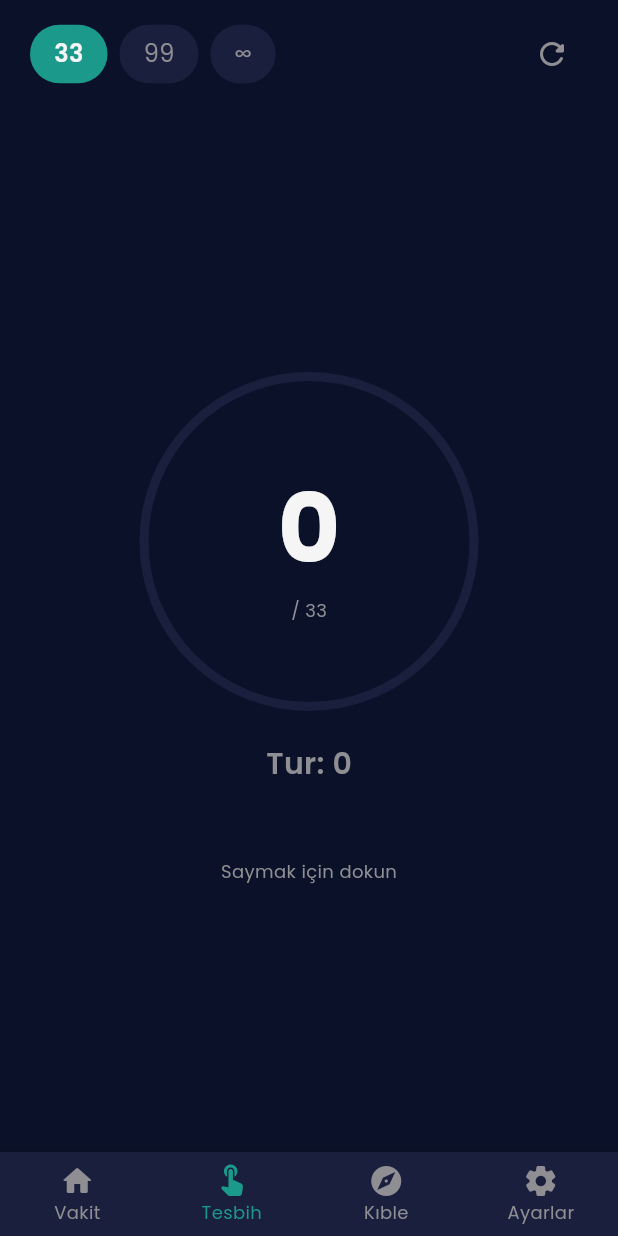
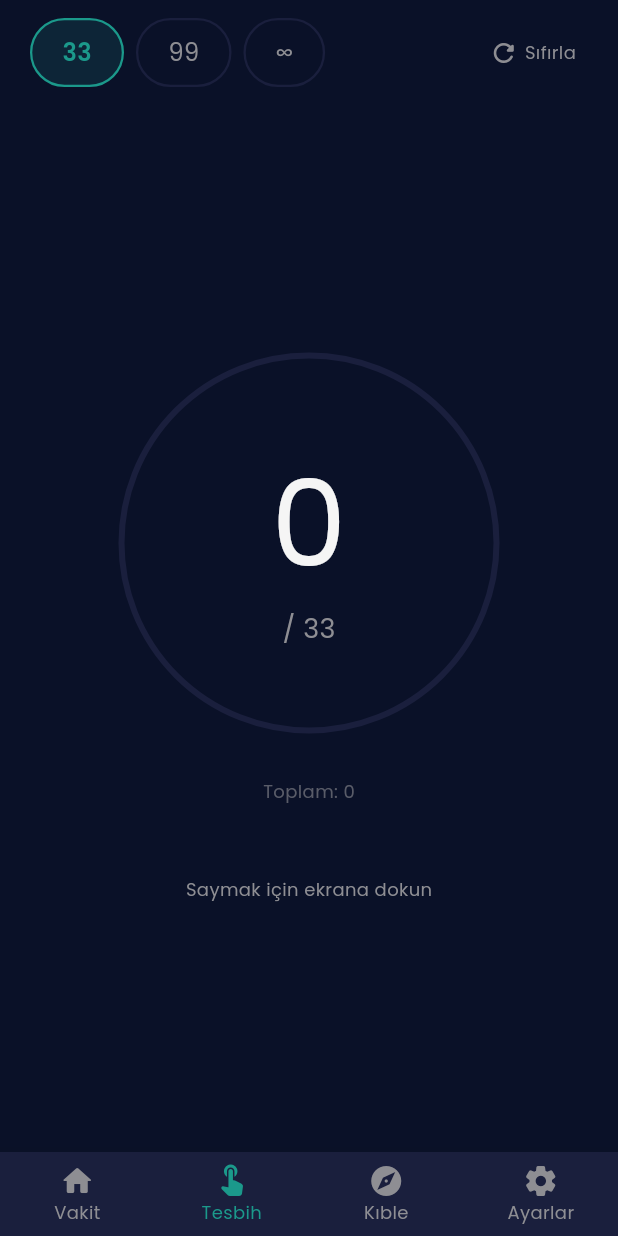
Before and after one commit to fatihsoyaltun/vakt, a Flutter app: the _MainShell screen opened directly, item 2 of the bottom bar chosen, on a phone screen of 412 x 824 dp. Run offline on Flutter 3.47's test engine with Material 3 defaults, Android fonts, the phone set to English and light mode, and no system bars; our stand-ins replace adhan, flutter_compass, flutter_local_notifications, flutter_riverpod, geocoding, geolocator and 4 more; missing offline and left inert: flutter_qiblah, workmanager; accounts and stored records are empty; statements that could not run were skipped.

Commit message:
feat: Phase 10 - Sakin Tasbih and Qibla Compass integrated

```diff
--- a/lib/features/tasbih/screens/tasbih_screen.dart
+++ b/lib/features/tasbih/screens/tasbih_screen.dart
@@ -19,6 +19,7 @@ class _TasbihScreenState extends ConsumerState<TasbihScreen> {
   int _count = 0;
   int _loop = 0;
   int _target = 33;
+  int _lifetimeCount = 0;
 
   @override
   void initState() {
@@ -26,21 +27,36 @@ class _TasbihScreenState extends ConsumerState<TasbihScreen> {
     _count = _storage.getSetting<int>('tasbih_count') ?? 0;
     _loop = _storage.getSetting<int>('tasbih_loop') ?? 0;
     _target = _storage.getSetting<int>('tasbih_target') ?? 33;
+    _lifetimeCount = _storage.getSetting<int>('tasbih_lifetime_count') ?? 0;
+  }
+
+  void _triggerMilestoneHaptic() async {
+    HapticFeedback.heavyImpact();
+    await Future.delayed(const Duration(milliseconds: 150));
+    HapticFeedback.heavyImpact();
   }
 
   void _increment() {
-    HapticFeedback.lightImpact();
     setState(() {
-      _count++;
       if (_count >= _target) {
         _count = 0;
         _loop++;
+      }
+
+      _count++;
+      _lifetimeCount++;
+
+      if (_count == 33 || _count == 66 || _count == 99 || (_count % 100 == 0)) {
+        _triggerMilestoneHaptic();
+      } else {
+        HapticFeedback.lightImpact();
       }
     });
     _persist();
   }
 
   void _reset() {
+    HapticFeedback.vibrate();
     setState(() {
       _count = 0;
       _loop = 0;
@@ -49,6 +65,7 @@ class _TasbihScreenState extends ConsumerState<TasbihScreen> {
   }
 
   void _setTarget(int target) {
+    HapticFeedback.selectionClick();
     setState(() {
       _target = target;
       _count = 0;
@@ -61,39 +78,13 @@ class _TasbihScreenState extends ConsumerState<TasbihScreen> {
     _storage.saveSetting('tasbih_count', _count);
     _storage.saveSetting('tasbih_loop', _loop);
     _storage.saveSetting('tasbih_target', _target);
-  }
-
-  Future<void> _confirmReset() async {
-    final confirmed = await showDialog<bool>(
-      context: context,
-      builder: (ctx) => AlertDialog(
-        backgroundColor: AppColors.card(ctx),
-        title: Text('Sıfırla', style: AppTextStyles.titleOf(ctx)),
-        content: Text(
-          'Sayacı sıfırlamak istediğinize emin misiniz?',
-          style: AppTextStyles.bodyOf(ctx),
-        ),
-        actions: [
-          TextButton(
-            onPressed: () => Navigator.pop(ctx, false),
-            child: Text('İptal',
-                style: TextStyle(color: AppColors.textSecondary)),
-          ),
-          TextButton(
-            onPressed: () => Navigator.pop(ctx, true),
-            child:
-                Text('Sıfırla', style: TextStyle(color: AppColors.emerald)),
-          ),
-        ],
-      ),
-    );
-    if (confirmed == true) _reset();
+    _storage.saveSetting('tasbih_lifetime_count', _lifetimeCount);
   }
 
   @override
   Widget build(BuildContext context) {
-    final progress = _target > 0 ? _count / _target : 0.0;
-    final isComplete = _count == 0 && _loop > 0;
+    final progress = _target > 0 ? (_count / _target).clamp(0.0, 1.0) : 0.0;
+    final isComplete = _count == _target;
 
     return SafeArea(
       child: Column(
@@ -117,14 +108,31 @@ class _TasbihScreenState extends ConsumerState<TasbihScreen> {
                 const SizedBox(width: 8),
                 _TargetChip(
                   label: '∞',
-                  selected: _target != 33 && _target != 99,
+                  selected: _target >= 999999,
                   onTap: () => _setTarget(999999),
                 ),
                 const Spacer(),
-                IconButton(
-                  onPressed: _confirmReset,
-                  icon: const Icon(Icons.refresh_rounded,
-                      color: AppColors.textSecondary),
+                Tooltip(
+                  message: "Sıfırlamak için basılı tutun",
+                  child: InkWell(
+                    onLongPress: _reset,
+                    borderRadius: BorderRadius.circular(20),
+                    child: Padding(
+                      padding: const EdgeInsets.all(8.0),
+                      child: Row(
+                        children: [
+                          Icon(Icons.refresh_rounded, size: 20, color: AppColors.textSecondary),
+                          const SizedBox(width: 4),
+                          Text(
+                            'Sıfırla',
+                            style: AppTextStyles.captionOf(context).copyWith(
+                              color: AppColors.textSecondary,
+                            ),
+                          ),
+                        ],
+                      ),
+                    ),
+                  ),
                 ),
               ],
             ),
@@ -141,24 +149,28 @@ class _TasbihScreenState extends ConsumerState<TasbihScreen> {
                   children: [
                     // Progress ring + count
                     SizedBox(
-                      width: 220,
-                      height: 220,
+                      width: 250,
+                      height: 250,
                       child: Stack(
                         alignment: Alignment.center,
                         children: [
                           SizedBox(
-                            width: 220,
-                            height: 220,
-                            child: CircularProgressIndicator(
-                              value: progress,
-                              strokeWidth: 6,
-                              backgroundColor:
-                                  AppColors.card(context),
-                              valueColor: AlwaysStoppedAnimation<Color>(
-                                isComplete
-                                    ? AppColors.gold
-                                    : AppColors.emerald,
-                              ),
+                            width: 250,
+                            height: 250,
+                            child: TweenAnimationBuilder<double>(
+                              tween: Tween<double>(begin: 0, end: progress),
+                              duration: const Duration(milliseconds: 200),
+                              curve: Curves.easeOut,
+                              builder: (context, value, _) {
+                                return CircularProgressIndicator(
+                                  value: value,
+                                  strokeWidth: 4,
+                                  backgroundColor: AppColors.card(context),
+                                  valueColor: AlwaysStoppedAnimation<Color>(
+                                    isComplete ? AppColors.gold : AppColors.emerald,
+                                  ),
+                                );
+                              },
                             ),
                           ),
                           Column(
@@ -166,16 +178,20 @@ class _TasbihScreenState extends ConsumerState<TasbihScreen> {
                             children: [
                               Text(
                                 '$_count',
-                                style: TextStyle(fontFamily: 'Poppins',
-                                  fontSize: 64,
-                                  fontWeight: FontWeight.bold,
-                                  color: AppColors.text(context),
+                                style: const TextStyle(
+                                  fontFamily: 'Poppins',
+                                  fontSize: 80,
+                                  fontWeight: FontWeight.w300,
+                                  letterSpacing: -2,
                                 ),
                               ),
                               if (_target < 999999)
                                 Text(
                                   '/ $_target',
-                                  style: AppTextStyles.captionOf(context),
+                                  style: AppTextStyles.bodyOf(context).copyWith(
+                                    color: AppColors.textSecondary,
+                                    fontSize: 18,
+                                  ),
                                 ),
                             ],
                           ),
@@ -183,15 +199,24 @@ class _TasbihScreenState extends ConsumerState<TasbihScreen> {
                       ),
                     ),
 
-                    const SizedBox(height: 24),
+                    const SizedBox(height: 32),
 
                     // Loop counter
+                    if (_loop > 0) ...[
+                      Text(
+                        'Tur: $_loop',
+                        style: AppTextStyles.titleOf(context).copyWith(
+                          color: AppColors.gold,
+                          fontWeight: FontWeight.w500,
+                        ),
+                      ),
+                      const SizedBox(height: 16),
+                    ],
+
                     Text(
-                      'Tur: $_loop',
-                      style: AppTextStyles.titleOf(context).copyWith(
-                        color: _loop > 0
-                            ? AppColors.gold
-                            : AppColors.textSecondary,
+                      'Toplam: $_lifetimeCount',
+                      style: AppTextStyles.captionOf(context).copyWith(
+                        color: AppColors.textSecondary.withAlpha((0.6 * 255).round()),
                       ),
                     ),
 
@@ -199,8 +224,10 @@ class _TasbihScreenState extends ConsumerState<TasbihScreen> {
 
                     // Tap hint
                     Text(
-                      'Saymak için dokun',
-                      style: AppTextStyles.captionOf(context),
+                      'Saymak için ekrana dokun',
+                      style: AppTextStyles.captionOf(context).copyWith(
+                        color: AppColors.textSecondary,
+                      ),
                     ),
                   ],
                 ),
@@ -229,15 +256,19 @@ class _TargetChip extends StatelessWidget {
     return GestureDetector(
       onTap: onTap,
       child: Container(
-        padding: const EdgeInsets.symmetric(horizontal: 16, vertical: 8),
+        padding: const EdgeInsets.symmetric(horizontal: 20, vertical: 10),
         decoration: BoxDecoration(
-          color: selected ? AppColors.emerald : AppColors.card(context),
-          borderRadius: BorderRadius.circular(20),
+          color: selected ? AppColors.emerald.withAlpha((0.15 * 255).round()) : Colors.transparent,
+          borderRadius: BorderRadius.circular(24),
+          border: Border.all(
+            color: selected ? AppColors.emerald : AppColors.card(context),
+            width: 1.5,
+          ),
         ),
         child: Text(
           label,
           style: AppTextStyles.bodyOf(context).copyWith(
-            color: selected ? AppColors.white : AppColors.textSecondary,
+            color: selected ? AppColors.emerald : AppColors.textSecondary,
             fontWeight: selected ? FontWeight.w600 : FontWeight.normal,
           ),
         ),
```
